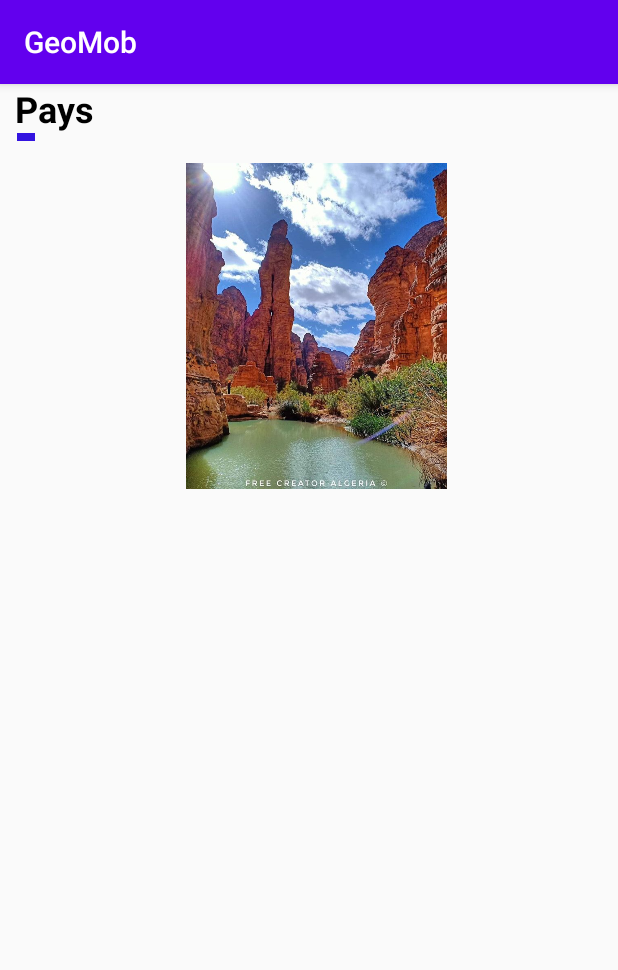
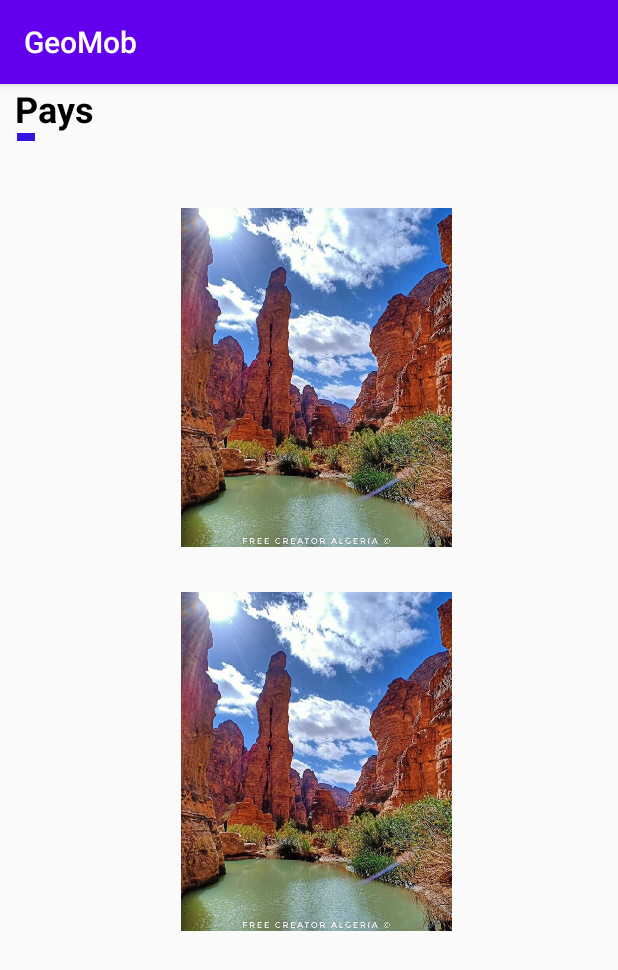
Before and after one commit to LinaBghz/GeoMob, an Android app: the screen it shows after launch (MainActivity), on a phone screen of 412 x 824 dp. Shown: the top 970 px of the screen. Run offline under Robolectric (Android 15) with nearby library versions, the phone set to English and light mode, and no system bars; our stand-ins replace Room's generated code; Roboto replaces fonts that are not available here.

Commit message:
tested some videos

```diff
--- a/app/build.gradle
+++ b/app/build.gradle
@@ -46,5 +46,5 @@ dependencies {
     implementation 'com.github.denzcoskun:ImageSlideshow:0.0.7'
     implementation 'androidx.cardview:cardview:1.0.0'
     implementation 'com.google.android.material:material:1.1.0'
-
+    debugImplementation 'com.amitshekhar.android:debug-db:1.0.6'
 }
--- a/app/src/main/AndroidManifest.xml
+++ b/app/src/main/AndroidManifest.xml
@@ -1,7 +1,7 @@
 <?xml version="1.0" encoding="utf-8"?>
 <manifest xmlns:android="http://schemas.android.com/apk/res/android"
     package="com.example.projettdm_boughazi_bounsiar">
-
+    <uses-permission android:name="android.permission.INTERNET"/>
     <application
         android:allowBackup="true"
         android:icon="@mipmap/ic_launcher"
--- a/app/src/main/java/com/example/projettdm_boughazi_bounsiar/MainActivity.kt
+++ b/app/src/main/java/com/example/projettdm_boughazi_bounsiar/MainActivity.kt
@@ -39,6 +39,7 @@ class MainActivity : AppCompatActivity() {
                 act.dao = db?.CountryDAO()
                 countries = act.dao?.getCountries()
 
+
                 return null
             }
 
--- a/app/src/main/java/com/example/projettdm_boughazi_bounsiar/data/Country.kt
+++ b/app/src/main/java/com/example/projettdm_boughazi_bounsiar/data/Country.kt
@@ -29,8 +29,13 @@ data class Country(
 
     fun prepopulateCountry() : List<Country>{
 
-        var countries : List<Country> = listOf(Country(213, "Alger",R.string.description_alger.toString()  , "2 381 740 KM2" ,"34 586 184" , R.string.historique_alger.toString(), R.drawable.alger,
-        R.raw.idir,R.string.ressources_alger.toString() , R.drawable.algermain))
+        var countries : List<Country> = listOf(Country(213, "Alger",R.string.description_alger.toString()  , "2 381 740 KM2" ,"34 586 184" ,"1152\n" +
+                "     toutes les forces locales sont définitivement vaincues par une nouvelle dynastie berbère, les Almohades, dirigés par Abdelmoumen Ibn Ali et dont le chef spirituel est Ibn Toumert", R.drawable.alger,
+            R.raw.idir,"Selon les données du ministère des Ressources en eau, l’Algérie compte 50 barrages en exploitation, 11 sont en cours de réalisation et 50 autres barrages à l’étude. Ces derniers devraient être réalisés avant 2020" , R.drawable.algermain),
+
+            Country(123, "Alger",R.string.description_alger.toString()  , "2 381 740 KM2" ,"34 586 184" ,
+                "1152\n toutes les forces locales sont définitivement vaincues par une nouvelle dynastie berbère, les Almohades, dirigés par Abdelmoumen Ibn Ali et dont le chef spirituel est Ibn Toumert", R.drawable.alger,
+                R.raw.idir,"Selon les données du ministère des Ressources en eau, l’Algérie compte 50 barrages en exploitation, 11 sont en cours de réalisation et 50 autres barrages à l’étude. Ces derniers devraient être réalisés avant 2020" , R.drawable.algermain))
 
         return countries
 
--- a/app/src/main/java/com/example/projettdm_boughazi_bounsiar/data/Figure.kt
+++ b/app/src/main/java/com/example/projettdm_boughazi_bounsiar/data/Figure.kt
@@ -22,7 +22,8 @@ data class Figure(
     fun prepopulateFigure() : List<Figure>{
 
         var figures : List<Figure> = listOf(Figure( 1 , "Ben Bella", "Ahmed", "Président de la République algérienne démocratique et populaire",
-            R.drawable.benbella, 213))
+            R.drawable.benbella, 213) ,
+        Figure(2,"Obama","Barak","Ex US president",R.drawable.placeholder, 213))
         return figures
 
     }
--- a/app/src/main/java/com/example/projettdm_boughazi_bounsiar/data/Video.kt
+++ b/app/src/main/java/com/example/projettdm_boughazi_bounsiar/data/Video.kt
@@ -1,6 +1,7 @@
 package com.example.projettdm_boughazi_bounsiar.data
 
 
+import android.util.Log
 import androidx.room.ColumnInfo
 import androidx.room.Entity
 import androidx.room.PrimaryKey
@@ -20,9 +21,10 @@ data class Video(
 
     fun prepopulateVideo() : List<Video>{
 
-        var videos : List<Video> = listOf(Video("https://www.youtube.com/watch?v=Atvsg_zogxo","Noice MV",
-            R.drawable.placeholder, 213),Video("https://www.youtube.com/watch?v=Atvsg_zogxo","Another one",
-            R.drawable.placeholder, 213))
+        var videos : List<Video> = listOf(Video("https://www.youtube.com/watch?v=Atvsg_zogxo", "video title", R.drawable.alger, 213),
+            Video("https://www.youtube.com/watch?v=D1PvIWdJ8xo","Another one",R.drawable.placeholder, 213),
+            Video("https://www.youtube.com/watch?v=R3Fwdnij49o","Another one",R.drawable.placeholder, 123))
+
         return videos
 
     }
--- a/app/src/main/res/layout/country_row.xml
+++ b/app/src/main/res/layout/country_row.xml
@@ -10,8 +10,7 @@
         android:id="@+id/main_country_image"
         android:layout_width="0dp"
         android:layout_height="0dp"
-        android:layout_marginStart="8dp"
-        android:layout_marginEnd="8dp"
+        android:layout_marginTop="30dp"
         app:layout_constraintBottom_toBottomOf="parent"
         app:layout_constraintDimensionRatio="16:9"
         app:layout_constraintEnd_toEndOf="parent"
@@ -21,4 +20,5 @@
         tools:srcCompat="@tools:sample/avatars" />
 
 
+
 </androidx.constraintlayout.widget.ConstraintLayout>
--- a/app/src/main/res/layout/video_list_item.xml
+++ b/app/src/main/res/layout/video_list_item.xml
@@ -3,7 +3,8 @@
     xmlns:app="http://schemas.android.com/apk/res-auto"
     xmlns:tools="http://schemas.android.com/tools"
     android:layout_width="match_parent"
-    android:layout_height="268dp">
+    android:layout_height="wrap_content"
+    >
 
     <androidx.cardview.widget.CardView
         android:id="@+id/cardView3"
--- a/app/src/main/res/values/strings.xml
+++ b/app/src/main/res/values/strings.xml
@@ -5,5 +5,5 @@
     <string name="description_alger">L\'Algérie est un pays nord-africain doté d\'un littoral sur la mer Méditerranée et d\'un intérieur désertique, le Sahara. De nombreux empires y ont laissé leur marque, comme les anciennes ruines romaines de Tipasa, en bord de mer. Dans la capitale, Alger, des sites ottomans, tels que la mosquée Ketchaoua, datant de 1612 environ, bordent le quartier de la Casbah. Perché sur une colline, cet endroit dispose d\'allées étroites et d\'escaliers. La basilique Notre-Dame d\'Afrique, arborant une architecture néo-byzantine, date de la domination coloniale française.</string>
     <string name="historique_alger">1152
      toutes les forces locales sont définitivement vaincues par une nouvelle dynastie berbère, les Almohades, dirigés par Abdelmoumen Ibn Ali et dont le chef spirituel est Ibn Toumert</string>
-    <string name="ressources_alger">Selon les données du ministère des Ressources en eau, l’Algérie compte 50 barrages en exploitation, 11 sont en cours de réalisation et 50 autres barrages à l’étude. Ces derniers devraient être réalisés avant 2020. </string>
+    <string name="ressources_alger">Selon les données du ministère des Ressources en eau, l\’Algérie compte 50 barrages en exploitation, 11 sont en cours de réalisation et 50 autres barrages à l\’étude. Ces derniers devraient être réalisés avant 2020. </string>
 </resources>
```
Also changed, not shown: app/src/main/java/com/example/projettdm_boughazi_bounsiar/CountryDetailActivity.kt (+4 -3 lines).
